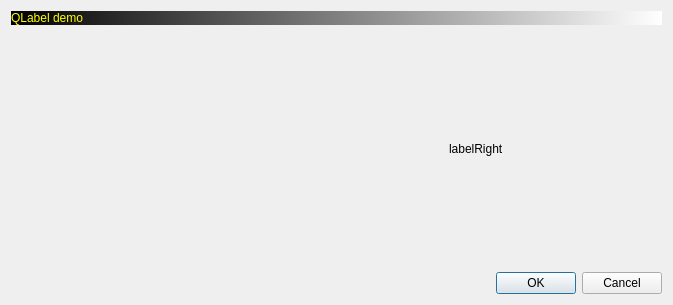
Above: src/chapter06/ks06_01/dialog.ui from hongfei163/gui before the change. Below: the same form after it.
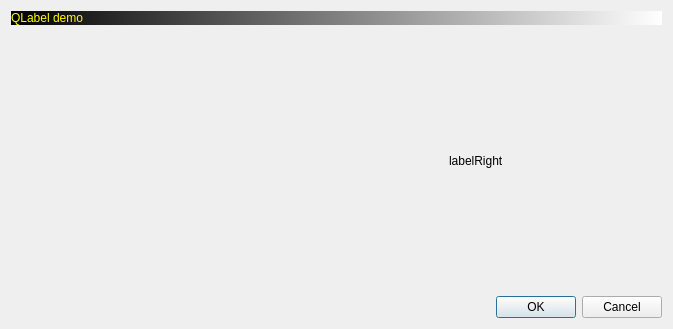
That is the form after the change. Icons and pictures are not drawn.

What changed in the file:
```diff
--- a/src/chapter06/ks06_01/dialog.ui
+++ b/src/chapter06/ks06_01/dialog.ui
@@ -7,7 +7,7 @@
     <x>0</x>
     <y>0</y>
     <width>673</width>
-    <height>305</height>
+    <height>329</height>
    </rect>
   </property>
   <property name="windowTitle">
```
Left out of the diff: 8 changed lines with no effect on the pictures.
